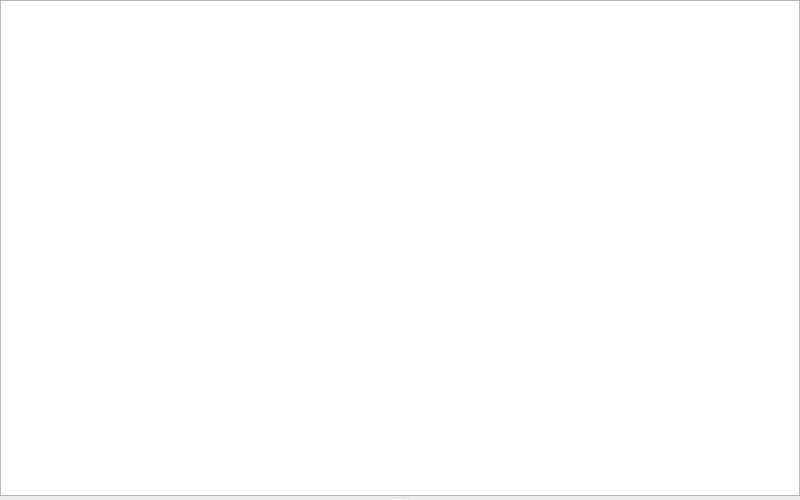
This is src/ui/qgshistorywidgetbase.ui in qgis/QGIS as Qt 5 draws it before an edit. The edited form follows.
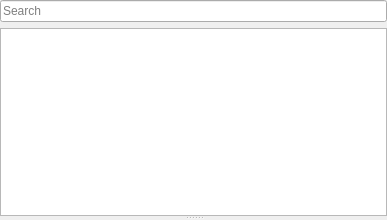
This is the edited form. Custom widgets are drawn as their Qt base class.

The edit to the form file:
```diff
--- a/src/ui/qgshistorywidgetbase.ui
+++ b/src/ui/qgshistorywidgetbase.ui
@@ -6,17 +6,14 @@
    <rect>
     <x>0</x>
     <y>0</y>
-    <width>800</width>
-    <height>500</height>
+    <width>387</width>
+    <height>220</height>
    </rect>
   </property>
   <property name="windowTitle">
    <string>History</string>
   </property>
-  <layout class="QVBoxLayout" name="verticalLayout">
-   <property name="spacing">
-    <number>6</number>
-   </property>
+  <layout class="QVBoxLayout" name="verticalLayout_2">
    <property name="leftMargin">
     <number>0</number>
    </property>
@@ -29,18 +26,50 @@
    <property name="bottomMargin">
     <number>0</number>
    </property>
-   <property name="margin" stdset="0">
-    <number>9</number>
-   </property>
    <item>
-    <widget class="QSplitter" name="mSplitter">
+    <widget class="QSplitter" name="splitter">
      <property name="orientation">
       <enum>Qt::Vertical</enum>
      </property>
-     <widget class="QTreeView" name="mTreeView">
-      <attribute name="headerVisible">
-       <bool>false</bool>
-      </attribute>
+     <widget class="QWidget" name="">
+      <layout class="QVBoxLayout" name="verticalLayout">
+       <item>
+        <layout class="QHBoxLayout" name="horizontalLayout">
+         <item>
+          <widget class="QgsFilterLineEdit" name="mFilterEdit">
+           <property name="sizePolicy">
+            <sizepolicy hsizetype="Expanding" vsizetype="Preferred">
+             <horstretch>0</horstretch>
+             <verstretch>0</verstretch>
+            </sizepolicy>
+           </property>
+           <property name="minimumSize">
+            <size>
+             <width>0</width>
+             <height>0</height>
+            </size>
+           </property>
+           <property name="baseSize">
+            <size>
+             <width>0</width>
+             <height>0</height>
+            </size>
+           </property>
+           <property name="placeholderText">
+            <string>Search</string>
+           </property>
+          </widget>
+         </item>
+        </layout>
+       </item>
+       <item>
+        <widget class="QTreeView" name="mTreeView">
+         <attribute name="headerVisible">
+          <bool>false</bool>
+         </attribute>
+        </widget>
+       </item>
+      </layout>
      </widget>
      <widget class="QStackedWidget" name="mContainerStackedWidget">
       <widget class="QWidget" name="mEntryContainerStackedWidgetPage1" native="true"/>
@@ -56,6 +85,11 @@
    <header>qgspanelwidget.h</header>
    <container>1</container>
   </customwidget>
+  <customwidget>
+   <class>QgsFilterLineEdit</class>
+   <extends>QLineEdit</extends>
+   <header>qgsfilterlineedit.h</header>
+  </customwidget>
  </customwidgets>
  <resources/>
  <connections/>
```
Left out of the diff: 2 changed lines with no effect on the pictures.
